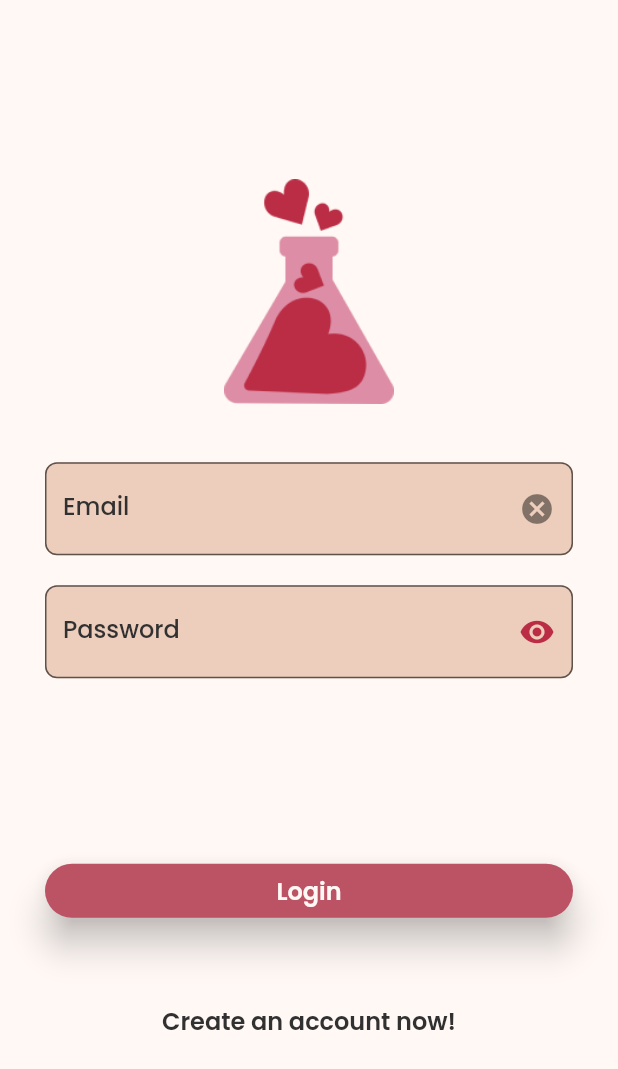
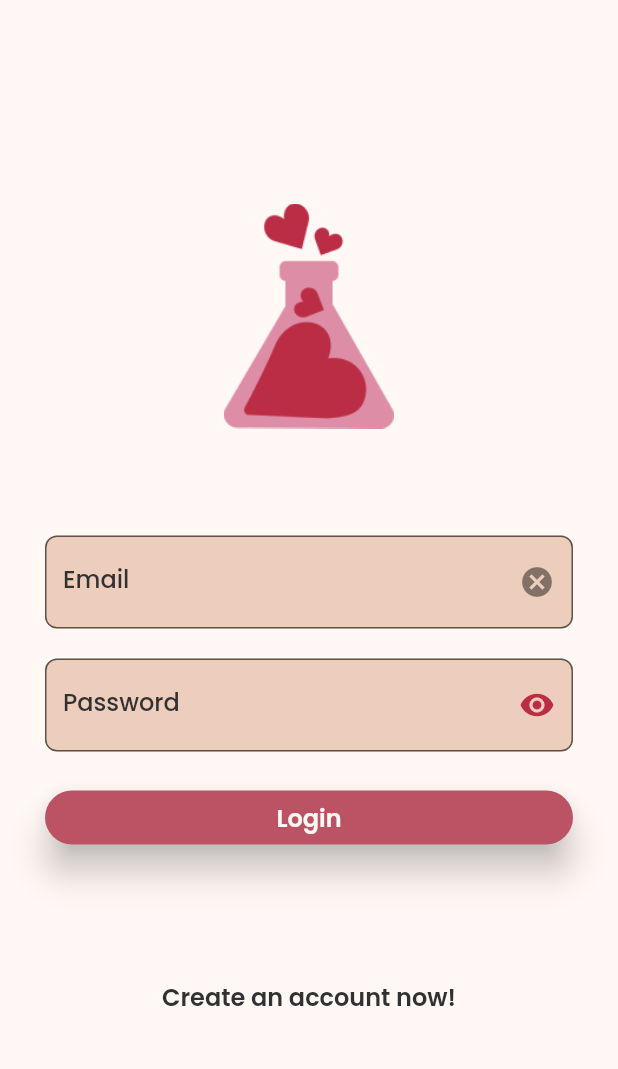
Before and after one commit to rpibusybees/RPIRizz, a Flutter app: the screen it shows after launch, on a phone screen of 412 x 824 dp. Shown: the top 1069 px of the screen. Run offline on Flutter 3.47's test engine with Material 2 defaults, Android fonts, the light colour scheme and no system bars; our stand-ins replace firebase_auth, firebase_core; accounts and stored records are empty; generated files the repository leaves out were written again.

Commit message:
Update login.dart to fix resize bug
Fixed resize bug when login errors out.

```diff
--- a/rizz/lib/login.dart
+++ b/rizz/lib/login.dart
@@ -101,7 +101,7 @@ class _LoginFormState extends State<LoginForm> {
           const SizedBox(height: 20),
           PassField(
               controller: widget.passwordController, labelPassword: 'Password'),
-          SizedBox(height: MediaQuery.of(context).size.height / 7),
+          SizedBox(height: 20),
           SubmitButton(
               formKey: _formKey,
               emailController: widget.emailController,
```
